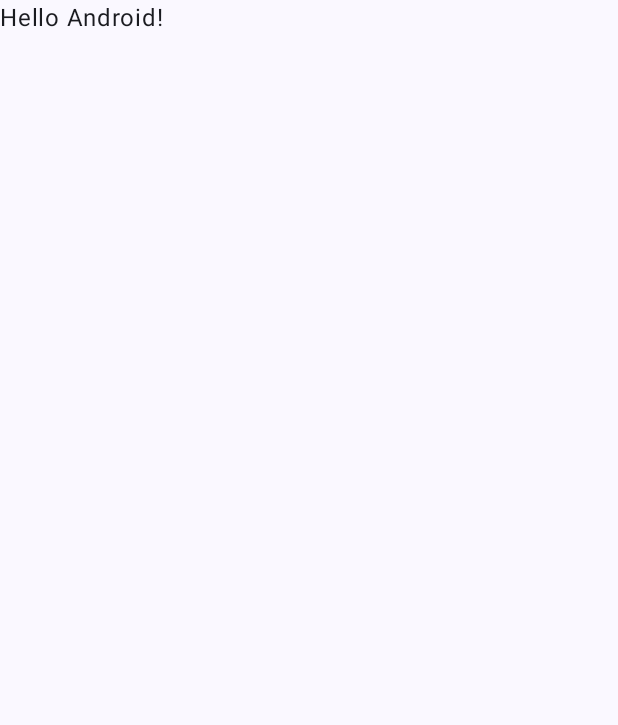
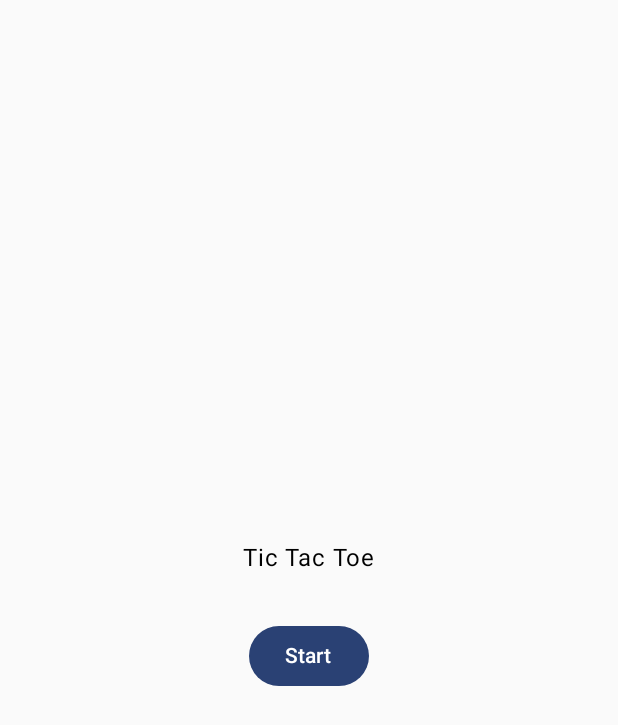
Before and after one commit to GerardoFernandez7/TicTacToe_Corto1, an Android app built with Jetpack Compose: the screen it shows after launch (MainActivity), on a phone screen of 412 x 824 dp. Before the commit the part shown is almost empty. Shown: the top 725 px of the screen. Run offline under Robolectric (Android 15) with nearby library versions, the phone set to English and light mode, and no system bars.

Commit message:
Se creó la estructura de las activities

```diff
--- a/app/build.gradle.kts
+++ b/app/build.gradle.kts
@@ -50,7 +50,7 @@ android {
 }
 
 dependencies {
-
+    implementation(libs.androidx.navigation.compose)
     implementation(libs.androidx.core.ktx)
     implementation(libs.androidx.lifecycle.runtime.ktx)
     implementation(libs.androidx.activity.compose)
--- a/app/src/main/java/com/joseruiz/tictactoe/MainActivity.kt
+++ b/app/src/main/java/com/joseruiz/tictactoe/MainActivity.kt
@@ -4,13 +4,13 @@ import android.os.Bundle
 import androidx.activity.ComponentActivity
 import androidx.activity.compose.setContent
 import androidx.activity.enableEdgeToEdge
-import androidx.compose.foundation.layout.fillMaxSize
-import androidx.compose.foundation.layout.padding
-import androidx.compose.material3.Scaffold
-import androidx.compose.material3.Text
-import androidx.compose.runtime.Composable
-import androidx.compose.ui.Modifier
-import androidx.compose.ui.tooling.preview.Preview
+import androidx.navigation.compose.NavHost
+import androidx.navigation.compose.composable
+import androidx.navigation.compose.rememberNavController
+import com.joseruiz.tictactoe.screens.FinalScreen
+import com.joseruiz.tictactoe.screens.InicioScreen
+import com.joseruiz.tictactoe.screens.JuegoScreen
+import com.joseruiz.tictactoe.screens.PortadaScreen
 import com.joseruiz.tictactoe.ui.theme.TicTacToeTheme
 
 class MainActivity : ComponentActivity() {
@@ -19,29 +19,26 @@ class MainActivity : ComponentActivity() {
         enableEdgeToEdge()
         setContent {
             TicTacToeTheme {
-                Scaffold(modifier = Modifier.fillMaxSize()) { innerPadding ->
-                    Greeting(
-                        name = "Android",
-                        modifier = Modifier.padding(innerPadding)
-                    )
+                val navController = rememberNavController()
+                NavHost(navController = navController, startDestination = "PortadaActivity") {
+                    composable("PortadaActivity") {
+                        PortadaScreen(navController = navController)
+                    }
+                    composable("InicioActivity") {
+                        InicioScreen(navController = navController)
+                    }
+                    composable("JuegoActivity/{jugador1}/{jugador2}/{size}") { backStackEntry ->
+                        val jugador1 = backStackEntry.arguments?.getString("jugador1") ?: ""
+                        val jugador2 = backStackEntry.arguments?.getString("jugador2") ?: ""
+                        val size = backStackEntry.arguments?.getString("size")?.toInt() ?: 3
+                        JuegoScreen(jugador1, jugador2, size, navController)
+                    }
+                    composable("FinalActivity/{ganador}") { backStackEntry ->
+                        val ganador = backStackEntry.arguments?.getString("ganador") ?: ""
+                        FinalScreen(ganador, navController)
+                    }
                 }
             }
         }
     }
 }
-
-@Composable
-fun Greeting(name: String, modifier: Modifier = Modifier) {
-    Text(
-        text = "Hello $name!",
-        modifier = modifier
-    )
-}
-
-@Preview(showBackground = true)
-@Composable
-fun GreetingPreview() {
-    TicTacToeTheme {
-        Greeting("Android")
-    }
-}
--- /dev/null
+++ b/app/src/main/java/com/joseruiz/tictactoe/screens/PortadaActivity.kt
@@ -0,0 +1,32 @@
+package com.joseruiz.tictactoe.screens
+
+import androidx.compose.foundation.layout.Arrangement
+import androidx.compose.foundation.layout.Column
+import androidx.compose.foundation.layout.Spacer
+import androidx.compose.foundation.layout.fillMaxSize
+import androidx.compose.foundation.layout.height
+import androidx.compose.material3.Button
+import androidx.compose.material3.MaterialTheme
+import androidx.compose.material3.Text
+import androidx.compose.runtime.Composable
+import androidx.compose.ui.Alignment
+import androidx.compose.ui.Modifier
+import androidx.compose.ui.unit.dp
+import androidx.navigation.NavController
+
+@Composable
+fun PortadaScreen(navController: NavController) {
+    Column(
+        modifier = Modifier.fillMaxSize(),
+        horizontalAlignment = Alignment.CenterHorizontally,
+        verticalArrangement = Arrangement.Center
+    ) {
+        Text(text = "Tic Tac Toe", style = MaterialTheme.typography.bodyLarge)
+        Spacer(modifier = Modifier.height(32.dp))
+        Button(onClick = {
+            navController.navigate("InicioActivity") }
+        ) {
+            Text("Start")
+        }
+    }
+}
--- a/gradle/libs.versions.toml
+++ b/gradle/libs.versions.toml
@@ -8,6 +8,7 @@ espressoCore = "3.6.1"
 lifecycleRuntimeKtx = "2.8.6"
 activityCompose = "1.9.2"
 composeBom = "2024.04.01"
+navigation-compose = "2.5.3"
 
 [libraries]
 androidx-core-ktx = { group = "androidx.core", name = "core-ktx", version.ref = "coreKtx" }
@@ -24,6 +25,7 @@ androidx-ui-tooling-preview = { group = "androidx.compose.ui", name = "ui-toolin
 androidx-ui-test-manifest = { group = "androidx.compose.ui", name = "ui-test-manifest" }
 androidx-ui-test-junit4 = { group = "androidx.compose.ui", name = "ui-test-junit4" }
 androidx-material3 = { group = "androidx.compose.material3", name = "material3" }
+androidx-navigation-compose = { module = "androidx.navigation:navigation-compose", version.ref = "navigation-compose" }
 
 [plugins]
 android-application = { id = "com.android.application", version.ref = "agp" }
```
Also changed, not shown: app/src/main/java/com/joseruiz/tictactoe/screens/FinalActivity.kt (added, +30 -0 lines), app/src/main/java/com/joseruiz/tictactoe/screens/InicioActivity.kt (added, +55 -0 lines), app/src/main/java/com/joseruiz/tictactoe/screens/JuegoActivity.kt (added, +65 -0 lines).
